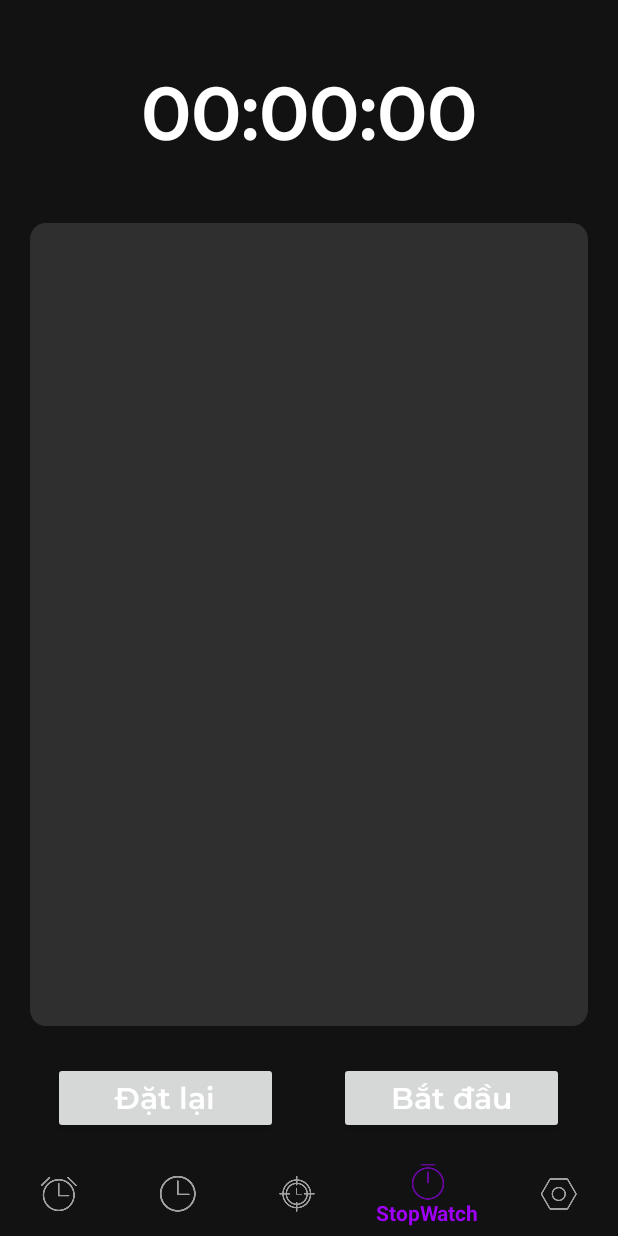
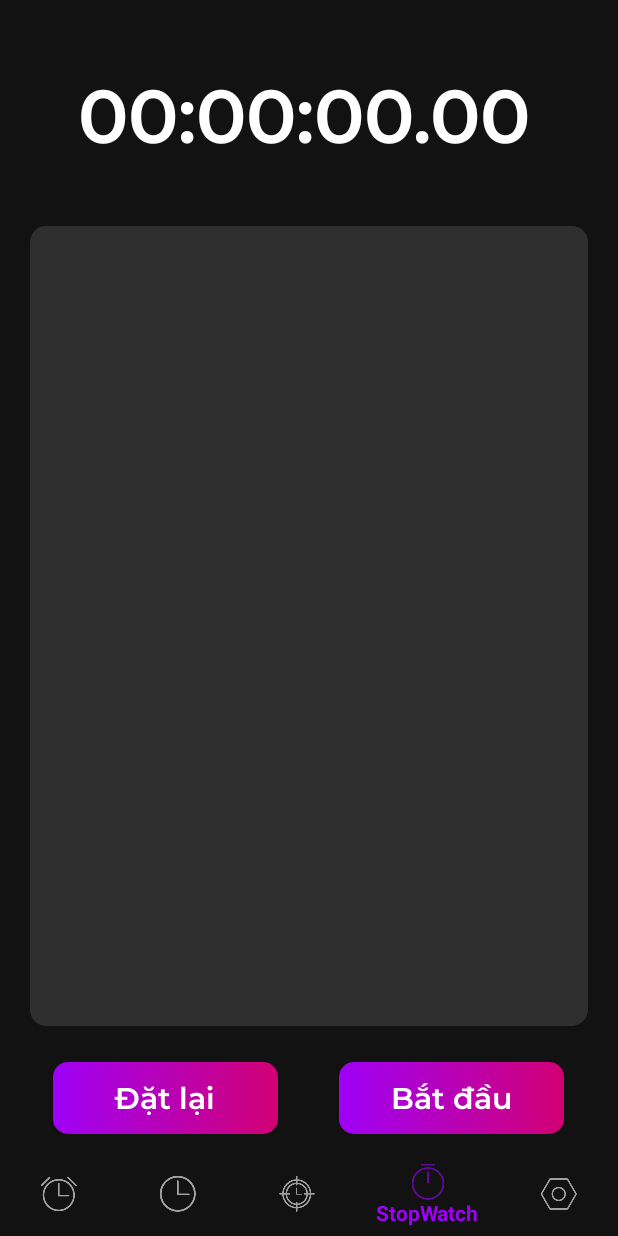
Before and after one commit to tranthihaiyen102/O.Oclock, an Android app: the MenuStopWatch screen opened directly, with no data from a screen before it, on a phone screen of 412 x 824 dp. Run offline under Robolectric (Android 15) with nearby library versions, the phone set to English and light mode, and no system bars.

```diff
--- a/app/src/main/java/com/example/ooclock/MenuStopWatch.java
+++ b/app/src/main/java/com/example/ooclock/MenuStopWatch.java
@@ -5,24 +5,191 @@ import androidx.appcompat.app.AppCompatActivity;
 
 import android.content.Intent;
 import android.os.Bundle;
+import android.os.Handler;
+import android.os.strictmode.WebViewMethodCalledOnWrongThreadViolation;
+import android.text.method.ScrollingMovementMethod;
+import android.util.Log;
 import android.view.MenuItem;
+import android.view.View;
+import android.widget.Button;
+import android.widget.TextView;
 
 import com.google.android.material.bottomnavigation.BottomNavigationView;
 
+import java.util.Locale;
+
 public class MenuStopWatch extends AppCompatActivity {
-
+    private long milisecs = 0;
+    long start;
+    long minus_time_start;
+    boolean runed;
+    private boolean running;
+    private boolean wasRunning;
+    long record;
+    long prerecord;
+    int id;
+    Button btn_ss;
+    Button btn_rr;
+    TextView txt_time;
+    TextView record_view;
     @Override
     protected void onCreate(Bundle savedInstanceState) {
         super.onCreate(savedInstanceState);
         setContentView(R.layout.activity_menu_stop_watch);
+        runed=false;
+        if (savedInstanceState != null) {
+            milisecs
+                    = savedInstanceState
+                    .getLong("seconds");
+            running
+                    = savedInstanceState
+                    .getBoolean("running");
+            wasRunning
+                    = savedInstanceState
+                    .getBoolean("wasRunning");
+        }
+        btn_rr = findViewById(R.id.btn_reset);
+        btn_ss = findViewById(R.id.button2);
+        txt_time = findViewById(R.id.textView);
+        record_view = findViewById(R.id.view3);
+        record_view.setMovementMethod(new ScrollingMovementMethod());
+        id=1;
+        prerecord=0;
+        minus_time_start=0;
+        runTimer();
+        navigation();
+    }
+
+    @Override
+    public void onSaveInstanceState(Bundle savedInstanceState)
+    {
+        super.onSaveInstanceState(savedInstanceState);
+        savedInstanceState
+                .putLong("milisecs", milisecs);
+        savedInstanceState
+                .putBoolean("running", running);
+        savedInstanceState
+                .putBoolean("wasRunning", wasRunning);
+    }
+
+    // If the activity is paused,
+    // stop the stopwatch.
+    @Override
+    protected void onPause()
+    {
+        super.onPause();
+        wasRunning = running;
+        running = false;
+    }
+
+    // If the activity is resumed,
+    // start the stopwatch
+    // again if it was running previously.
+    @Override
+    protected void onResume()
+    {
+        super.onResume();
+        if (wasRunning) {
+            running = true;
+        }
+    }
 
 
-        BottomNavigationView bottomNavigationView = findViewById(R.id.bottom_navigation);
+    public void onClickStart_Stop(View view)
+    {
+        if(running){
+            minus_time_start=System.currentTimeMillis();
+            running=false;
+            btn_rr.setText(R.string.btn_reset);
+            btn_ss.setText(R.string.btn_start);
+        }
+        else {
+            start +=System.currentTimeMillis()-minus_time_start;
+            running=true;
+            btn_rr.setText(R.string.record);
+            btn_ss.setText(R.string.stop);
+        }
+    }
 
 
-        bottomNavigationView.setSelectedItemId(R.id.menu_stopwatch);
+    public void onClickReset_Record(View view)
+    {
+        if(running){
+            record = milisecs;
+            record_view.setText("\n"+"     #"+id_toString(id)+format_time(record)+"       "+format_time(record-prerecord)+record_view.getText());
+            id++;
+            prerecord = milisecs;
+        }
+        else {
+            milisecs=0;
+            start=0;
+            minus_time_start=0;
+            txt_time.setText(R.string.txt_timer);
+
+            id=1;
+            prerecord=0;
+            record_view.setText("");
+        }
+    }
+
+    public String id_toString(int id){
+        String id_str;
+        if(id<10) id_str=id+"        ";
+        else if(id<100) id_str=id+"      ";
+        else if(id<1000) id_str=id+"    ";
+        else if(id<10000) id_str=id+"  ";
+        else id_str=id+"";
+        return id_str;
+    }
 
 
+    private void runTimer()
+    {
+        // Get the text view.
+        // Creates a new Handler
+        final Handler handler
+                = new Handler();
+        // Call the post() method,
+        // passing in a new Runnable.
+        // The post() method processes
+        // code without a delay,
+        // so the code in the Runnable
+        // will run almost immediately.
+        handler.post(new Runnable() {
+            @Override
+
+            public void run()
+            {
+                String time = format_time(milisecs);
+                if (running) {
+                    txt_time.setText(time);
+                    milisecs=System.currentTimeMillis()-start;
+                }
+
+                // Post the code again
+                // with a delay of 1 second.
+                handler.postDelayed(this, 1);
+            }
+        });
+    }
+
+    public String format_time(long mils){
+        int hours = (int) (mils/1000) / 3600;
+        int minutes = (int) ((mils/1000) % 3600) / 60;
+        int secs = (int) (mils/1000) % 60;
+        int mili = (int) (mils % 1000)/10;
+
+        // Format the seconds into hours, minutes,
+        // and seconds.
+        String time = String.format(Locale.getDefault(),
+                "%02d:%02d:%02d.%02d", hours,
+                minutes, secs,mili);
+        return time;
+    }
+
+    public void navigation(){
+        BottomNavigationView bottomNavigationView = findViewById(R.id.bottom_navigation);
+        bottomNavigationView.setSelectedItemId(R.id.menu_stopwatch);
         bottomNavigationView.setOnNavigationItemSelectedListener(new BottomNavigationView.OnNavigationItemSelectedListener() {
             @Override
             public boolean onNavigationItemSelected(@NonNull MenuItem item) {
--- a/app/src/main/res/layout/activity_menu_stop_watch.xml
+++ b/app/src/main/res/layout/activity_menu_stop_watch.xml
@@ -12,16 +12,15 @@
         android:id="@+id/textView"
         android:layout_width="wrap_content"
         android:layout_height="wrap_content"
+        android:layout_marginStart="52dp"
+        android:layout_marginTop="44dp"
         android:fontFamily="@font/montserrat_semibold"
-        android:layout_marginTop="42dp"
         android:text="@string/txt_timer"
         android:textColor="@color/white"
         android:textSize="50sp"
         android:textStyle="bold"
-        app:layout_constraintEnd_toEndOf="parent"
         app:layout_constraintStart_toStartOf="parent"
         app:layout_constraintTop_toTopOf="parent" />
-
 
     <com.google.android.material.bottomnavigation.BottomNavigationView
         android:id="@+id/bottom_navigation"
@@ -36,7 +35,7 @@
         app:layout_constraintStart_toStartOf="parent"
         app:menu="@menu/menu_navigation" />
 
-    <View
+    <TextView
         android:id="@+id/view3"
         android:layout_width="0dp"
         android:layout_height="0dp"
@@ -44,6 +43,9 @@
         android:layout_marginTop="42dp"
         android:layout_marginRight="20dp"
         android:layout_marginBottom="24dp"
+        android:scrollbars = "vertical"
+        android:textColor="@color/white"
+        android:textSize="20sp"
         android:background="@drawable/rounded_corner"
         app:layout_constraintBottom_toTopOf="@+id/linearLayout2"
         app:layout_constraintEnd_toEndOf="parent"
@@ -74,6 +76,8 @@
             android:textAllCaps="false"
             android:textColor="@color/white"
             android:textSize="20sp"
+            android:background="@drawable/button"
+            android:onClick="onClickReset_Record"
             app:layout_constraintStart_toStartOf="parent"
             app:layout_constraintTop_toBottomOf="@+id/view3" />
 
@@ -92,6 +96,8 @@
             android:textAllCaps="false"
             android:textColor="@color/white"
             android:textSize="20sp"
+            android:background="@drawable/button"
+            android:onClick="onClickStart_Stop"
             app:layout_constraintEnd_toEndOf="parent"
             app:layout_constraintTop_toBottomOf="@+id/view3" />
 
--- a/app/src/main/res/values/strings.xml
+++ b/app/src/main/res/values/strings.xml
@@ -16,7 +16,7 @@
     <string name="txt_time_now">Thứ 7, 12/03/2022</string>
     <string name="btn_start">Bắt đầu</string>
     <string name="btn_reset">Đặt lại</string>
-    <string name="txt_timer">00:00:00</string>
+    <string name="txt_timer">00:00:00.00</string>
     <string name="txt_update">Nâng cấp lên Pro</string>
     <string name="option_ux">Giao diện</string>
     <string name="option_lang">Ngôn ngữ</string>
@@ -66,6 +66,8 @@
     <string name="finish">Finish</string>
     <string name="picktime">Xin hãy chọn thời gian</string>
     <string name="end_countdown">00:00</string>
+    <string name="stop">Dừng</string>
+    <string name="record">Bấm</string>
     <string-array name="time_array">
         <item>25 phút</item>
         <item>30 phút</item>
```
Lines whose indentation alone changed are shown as unchanged.
